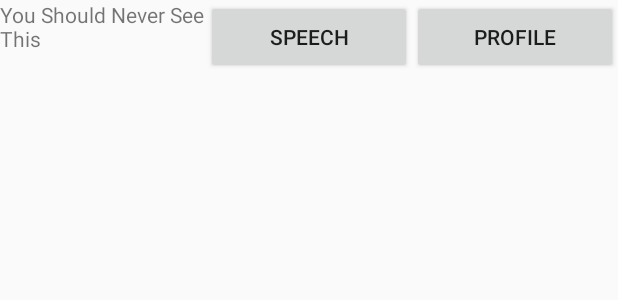
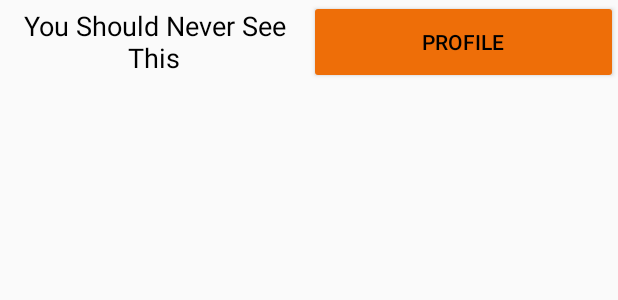
Before and after one commit to mgintjee/GADA, an Android app: the layout listview_row_user_info.xml on its own in the app's theme, with its tools: preview values and no code run, on a phone screen of 412 x 824 dp. Shown: the top 300 px of the screen. Run offline under Robolectric (Android 15) with nearby library versions, the phone set to English and light mode, and no system bars.

Commit message:
Fixed bugs from last push Deciding how to format Class List

```diff
--- a/AndroidStudioProjects/GADA/app/src/main/res/layout/listview_row_user_info.xml
+++ b/AndroidStudioProjects/GADA/app/src/main/res/layout/listview_row_user_info.xml
@@ -9,21 +9,19 @@
         android:layout_height="match_parent"
         android:layout_weight="1"
         android:text="@string/Default"
-        android:textSize="14sp" />
-
-    <Button
-        android:id="@+id/UserInfoRowB_UserSpeech"
-        android:layout_width="match_parent"
-        android:layout_height="match_parent"
-        android:layout_weight="1"
-        android:text="@string/ClassListButtonViewSpeech"
-        android:textSize="14sp" />
+        android:textAlignment="center"
+        android:textColor="@color/black"
+        android:textSize="18sp"
+        android:gravity="center_vertical" />
 
     <Button
         android:id="@+id/UserInfoRowB_UserProfile"
         android:layout_width="match_parent"
         android:layout_height="match_parent"
         android:layout_weight="1"
+        android:backgroundTint="@color/OrangeSun"
         android:text="@string/ClassListButtonViewProfile"
+        android:textColor="@android:color/black"
         android:textSize="14sp" />
+
 </LinearLayout>
```
Also changed, not shown: AndroidStudioProjects/GADA/app/src/main/java/com/happybananastudio/gada/ActivityClassList.java (+0 -11 lines), AndroidStudioProjects/GADA/app/src/main/java/com/happybananastudio/gada/ListViewClassList.java (+2 -13 lines), AndroidStudioProjects/GADA/app/src/main/res/layout/activity_class_list.xml (+9 -3 lines).
